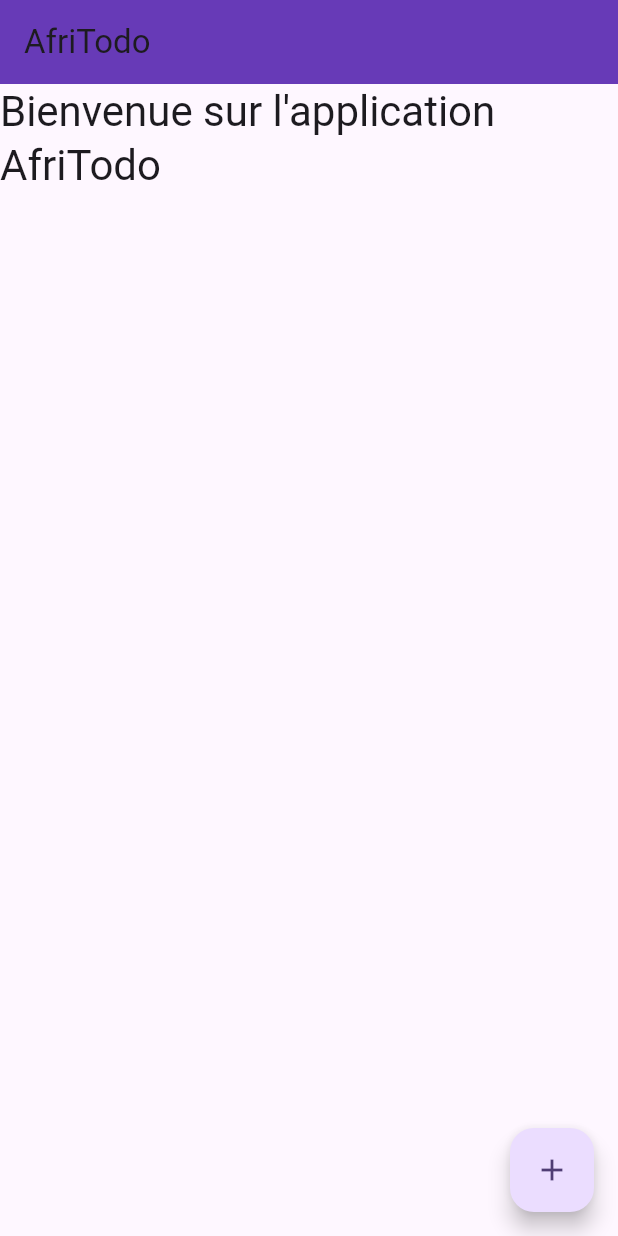
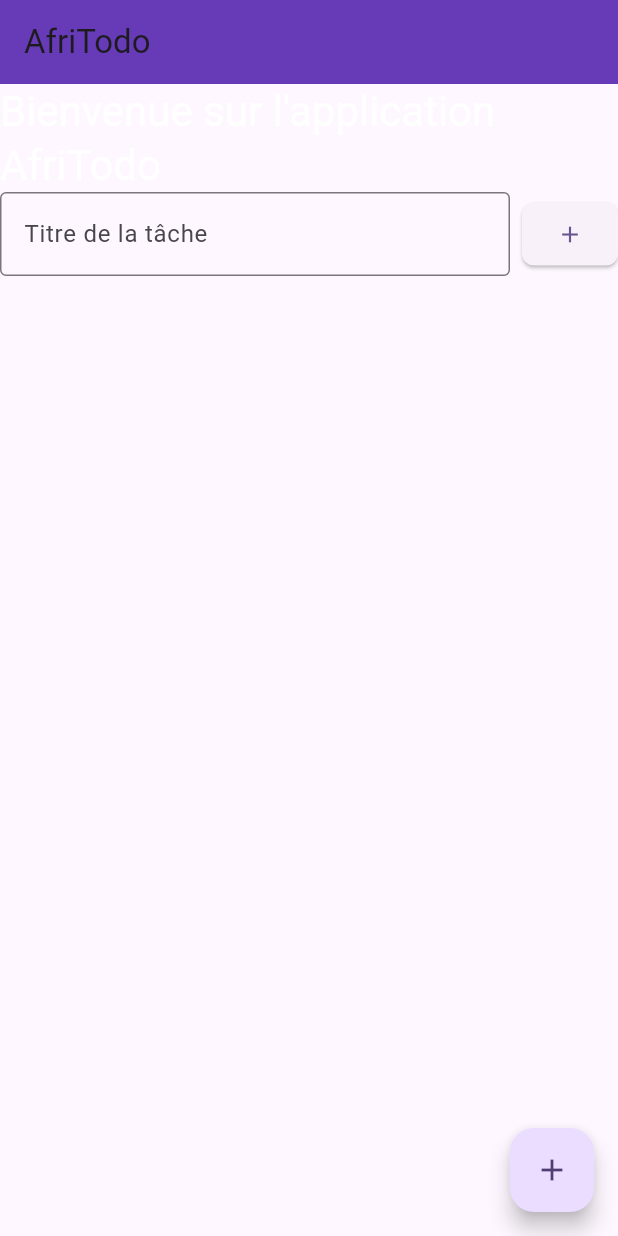
Before and after one commit to feyroozecode/flutter_forward_projects, a Flutter app: the screen it shows after launch, after a tap on the "add" icon, on a phone screen of 412 x 824 dp. Run offline on Flutter 3.47's test engine with Material 3 defaults, Android fonts, the phone set to English and light mode, and no system bars.

Commit message:
impl add todos

```diff
--- a/todo_app/lib/models/task.dart
+++ b/todo_app/lib/models/task.dart
@@ -1,6 +1,7 @@
 
 // Une tache
 class Task {
+  final String id;
   final String title;
   String? description;
   final bool isCompleted;
@@ -8,6 +9,7 @@ class Task {
   DateTime? dateEcheance;
 
   Task({
+    required this.id,
     required this.title,
     this.description,
     this.isCompleted = false,
--- a/todo_app/lib/screens/home_screen.dart
+++ b/todo_app/lib/screens/home_screen.dart
@@ -1,4 +1,5 @@
 import 'package:flutter/material.dart';
+import 'package:todo_app/models/task.dart';
 
 class HomeScreen extends StatefulWidget {
   const HomeScreen({super.key});
@@ -8,6 +9,23 @@ class HomeScreen extends StatefulWidget {
 }
 
 class _HomeScreenState extends State<HomeScreen> {
+
+  /// liste des taches
+  List<Task> tasks = [];
+
+  TextEditingController _titleController = TextEditingController();
+
+  // ajouter une tache
+  void _addTask(){
+    setState((){
+      tasks.add(Task(
+        id: DateTime.now().millisecondsSinceEpoch.toString(),
+        title: _titleController.text));
+    });
+
+    _titleController.clear();
+  }
+
   @override
   Widget build(BuildContext context) {
     return Scaffold(
@@ -21,11 +39,46 @@ class _HomeScreenState extends State<HomeScreen> {
           Center(
             child: Text(
               'Bienvenue sur l\'application AfriTodo',
-              style: Theme.of(context).textTheme.headlineMedium,
-            ),
+              style: Theme.of(context).textTheme.headlineMedium?.copyWith(
+                color: Colors.white,
+              ),
+            )),
+
+            // add task form
+           Container(
+            child: Row(
+              children: [
+                Expanded(
+                  child: TextField(
+                    controller: _titleController,
+                    decoration: const InputDecoration(
+                      labelText: 'Titre de la tâche',
+                      border: OutlineInputBorder(),
+                    ),
+                  ),
+                ),
+
+              SizedBox(width: 8),
+
+                // button pour ajouter.  ltache
+                ElevatedButton(
+                  onPressed: _addTask,
+                  child: Icon(Icons.add),
+                  style: ElevatedButton.styleFrom(
+                    shape: RoundedRectangleBorder(
+                      borderRadius: BorderRadius.circular(8)
+                    ),
+                    padding: EdgeInsets.all(12)
+                  )
+                )
+              ],
+            )
+           ),
+
+            // Liste de taches
 
 
-          ),
+
         ],
       ),
 
```
